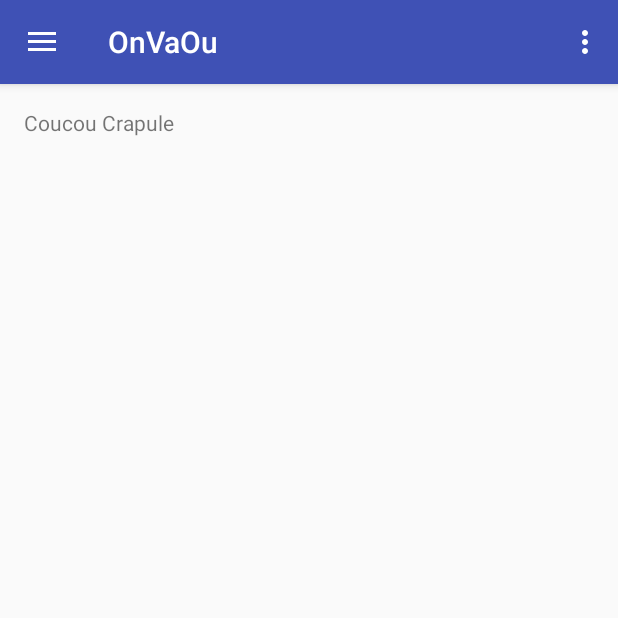
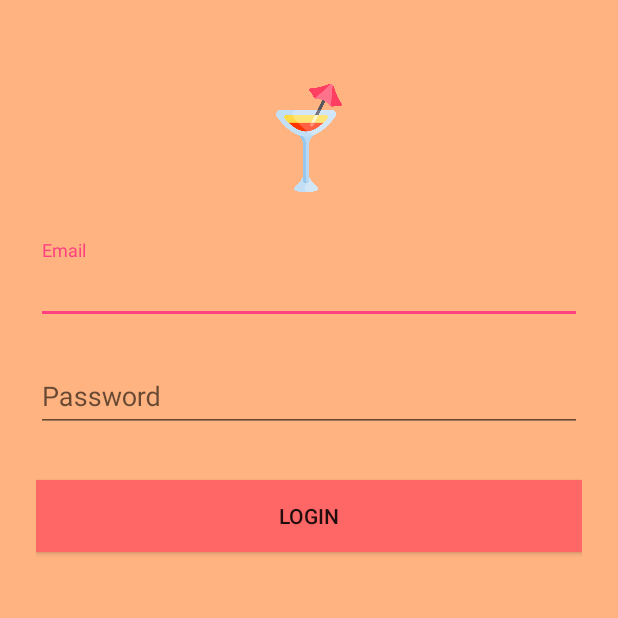
Before and after one commit to nicolas07/projet-paris, an Android app: the screen it shows after launch (MainActivity before the commit, LoginActivity after it), on a phone screen of 412 x 824 dp, the top half of it. Run offline under Robolectric (Android 15) with nearby library versions, the phone set to English and light mode, and no system bars.

Commit message:
Création du LoginScreen

```diff
--- a/app/src/main/AndroidManifest.xml
+++ b/app/src/main/AndroidManifest.xml
@@ -14,6 +14,11 @@
             android:theme="@style/AppTheme.NoActionBar">
         </activity>
         <activity
+            android:name=".LoginActivity"
+            android:label="@string/app_name"
+            android:theme="@style/AppTheme.NoActionBar">
+        </activity>
+        <activity
             android:name=".SplashScreenActivity"
             android:label="@string/app_name"
             android:theme="@style/AppTheme.NoActionBar">
--- /dev/null
+++ b/app/src/main/java/com/onvaou/LoginActivity.java
@@ -0,0 +1,53 @@
+package com.onvaou;
+
+import android.content.Intent;
+import android.os.Bundle;
+import android.os.Handler;
+import android.support.v7.app.AppCompatActivity;
+import android.view.View;
+import android.view.Window;
+import android.widget.Button;
+import android.widget.EditText;
+import android.widget.Toast;
+
+/**
+ * Created by Nicolas on 23/09/2017.
+ */
+public class LoginActivity extends AppCompatActivity {
+
+    private Button bouton_login;
+    private EditText editText_email;
+    private EditText editText_motdepasse;
+
+    @Override
+    protected void onCreate(Bundle savedInstanceState) {
+        super.onCreate(savedInstanceState);
+        this.requestWindowFeature(Window.FEATURE_NO_TITLE);
+        setContentView(R.layout.activity_login);
+
+        bouton_login = (Button) findViewById(R.id.btn_login);
+        editText_email = (EditText) findViewById(R.id.input_email);
+        editText_motdepasse = (EditText) findViewById(R.id.input_password);
+
+        bouton_login.setOnClickListener(new View.OnClickListener() {
+            @Override
+            public void onClick(View view) {
+                String email = editText_motdepasse.getText().toString();
+                String motdepasse = editText_motdepasse.getText().toString();
+                if(email != null && !email.isEmpty() && motdepasse != null && !motdepasse.isEmpty())
+                {
+                    Intent i = new Intent(LoginActivity.this, MainActivity.class);
+                    startActivity(i);
+                    finish();
+                }
+                else
+                {
+                    Toast.makeText(getApplicationContext(),"Veuillez saisir un email et/ou un mot de passe",Toast.LENGTH_LONG).show();
+                }
+            }
+        });
+
+
+
+    }
+}
--- a/app/src/main/java/com/onvaou/SplashScreenActivity.java
+++ b/app/src/main/java/com/onvaou/SplashScreenActivity.java
@@ -23,9 +23,9 @@ public class SplashScreenActivity extends AppCompatActivity {
             @Override
             public void run() {
 
-                Intent i = new Intent(SplashScreenActivity.this, MainActivity.class);
+                Intent i = new Intent(SplashScreenActivity.this, LoginActivity.class);
                 startActivity(i);
-                finish();;
+                finish();
             }
         }, SPLASH_DUREE_OUT);
 
--- /dev/null
+++ b/app/src/main/res/layout/activity_login.xml
@@ -0,0 +1,54 @@
+<?xml version="1.0" encoding="utf-8"?>
+<LinearLayout xmlns:android="http://schemas.android.com/apk/res/android"
+    android:orientation="vertical"
+    android:layout_width="match_parent"
+    android:layout_height="match_parent"
+    android:paddingTop="56dp"
+    android:paddingLeft="24dp"
+    android:paddingRight="24dp"
+    android:background="#ffb380"
+    >
+
+    <ImageView android:src="@mipmap/ic_cocktail"
+        android:layout_width="wrap_content"
+        android:layout_height="72dp"
+        android:layout_marginBottom="24dp"
+        android:layout_gravity="center_horizontal" />
+
+    <!-- Email Label -->
+    <android.support.design.widget.TextInputLayout
+        android:layout_width="match_parent"
+        android:layout_height="wrap_content"
+        android:layout_marginTop="8dp"
+        android:layout_marginBottom="8dp">
+        <EditText android:id="@+id/input_email"
+            android:layout_width="match_parent"
+            android:layout_height="wrap_content"
+            android:inputType="textEmailAddress"
+            android:hint="Email" />
+    </android.support.design.widget.TextInputLayout>
+
+    <!-- Password Label -->
+    <android.support.design.widget.TextInputLayout
+        android:layout_width="match_parent"
+        android:layout_height="wrap_content"
+        android:layout_marginTop="8dp"
+        android:layout_marginBottom="8dp">
+        <EditText android:id="@+id/input_password"
+            android:layout_width="match_parent"
+            android:layout_height="wrap_content"
+            android:inputType="textPassword"
+            android:hint="Password"/>
+    </android.support.design.widget.TextInputLayout>
+
+    <android.support.v7.widget.AppCompatButton
+        android:id="@+id/btn_login"
+        android:layout_width="fill_parent"
+        android:layout_height="wrap_content"
+        android:layout_marginTop="24dp"
+        android:layout_marginBottom="24dp"
+        android:padding="12dp"
+        android:text="Login"
+        android:background="#ff6666"/>
+
+</LinearLayout>
--- a/app/src/main/res/layout/activity_splash.xml
+++ b/app/src/main/res/layout/activity_splash.xml
@@ -10,4 +10,18 @@
         android:layout_centerInParent="true"
         android:src="@mipmap/ic_cocktail"/>
 
+    <TextView
+        android:layout_width="fill_parent"
+        android:layout_height="wrap_content"
+        android:text="@string/app_name"
+        android:layout_marginBottom="50dp"
+        android:layout_alignParentBottom="true"
+        android:textAppearance="?android:attr/textAppearance"
+        android:textColor="@android:color/white"
+        android:textColorLink="@android:color/white"
+        android:textStyle="bold"
+        android:textSize="40dp"
+        android:gravity="center"
+        />
+
 </RelativeLayout>
```
